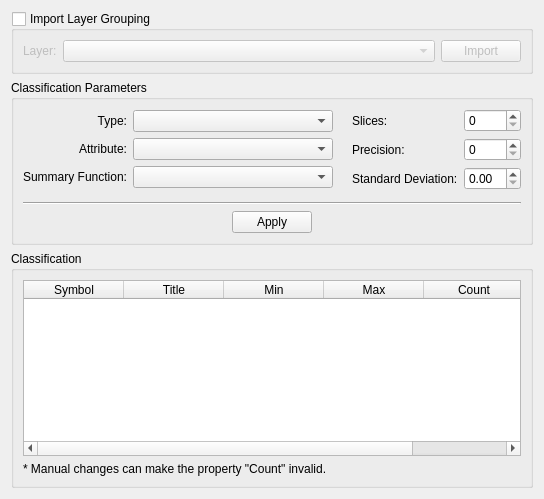
The window that src/terralib/qt/widgets/se/ui/GroupingWidgetForm.ui (claudiobogossian/terralib5) describes before a commit, drawn with Qt 5.
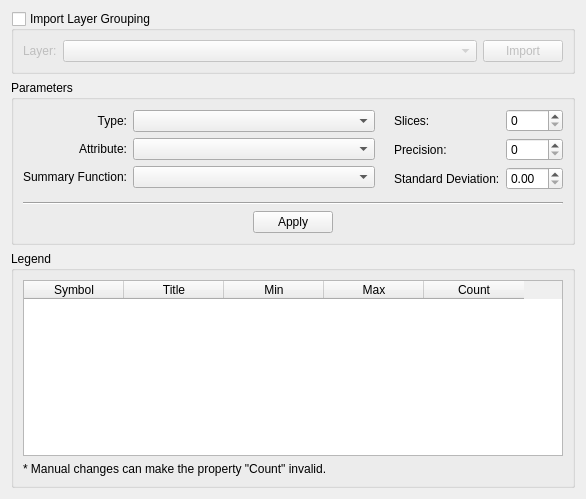
The same window after the commit.

Commit message: refs #1015 - Change the title of widget and the label of layer popup from "Classification" to "Edit Legend".

The edit to the form file:
```diff
--- a/src/terralib/qt/widgets/se/ui/GroupingWidgetForm.ui
+++ b/src/terralib/qt/widgets/se/ui/GroupingWidgetForm.ui
@@ -6,7 +6,7 @@
    <rect>
     <x>0</x>
     <y>0</y>
-    <width>536</width>
+    <width>586</width>
     <height>499</height>
    </rect>
   </property>
@@ -62,7 +62,7 @@
      <item row="1" column="0">
       <widget class="QGroupBox" name="groupBox">
        <property name="title">
-        <string>Classification Parameters</string>
+        <string>Parameters</string>
        </property>
        <layout class="QGridLayout" name="gridLayout_14">
         <item row="0" column="0">
@@ -269,7 +269,7 @@
      <item row="2" column="0">
       <widget class="QGroupBox" name="groupBox_3">
        <property name="title">
-        <string>Classification</string>
+        <string>Legend</string>
        </property>
        <layout class="QGridLayout" name="gridLayout_13">
         <item row="0" column="0">
```
The commit also changes 5 other files.
